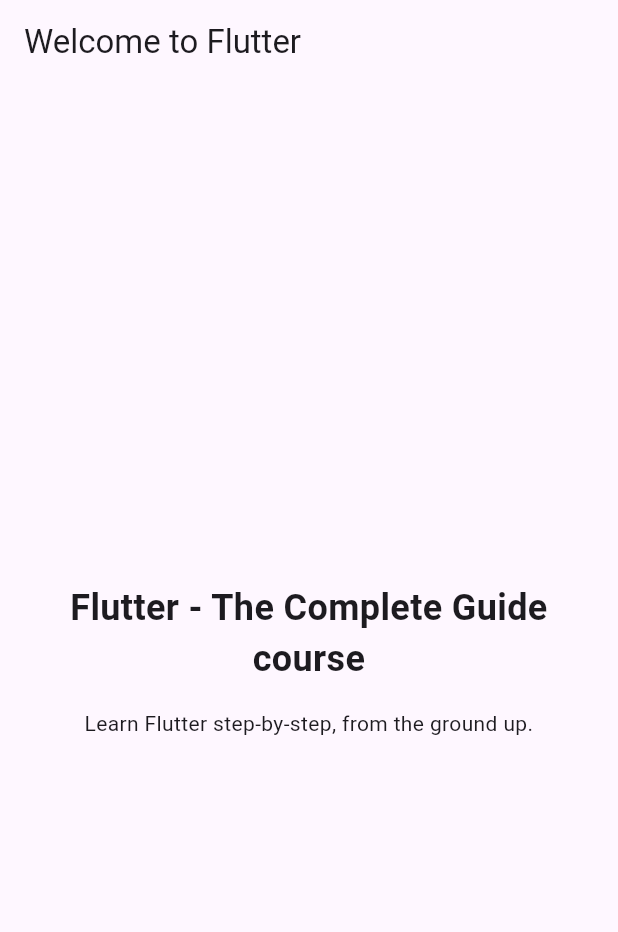
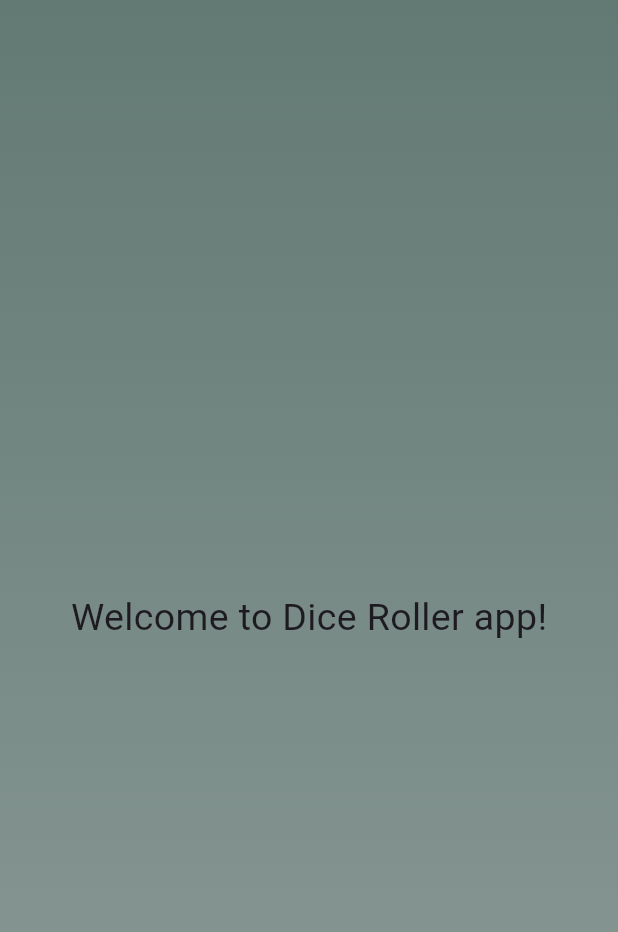
Before and after one commit to zhiharkaVal/flutter_practice, a Flutter app: the screen it shows after launch, on a phone screen of 412 x 824 dp. Shown: the top 932 px of the screen. Run offline on Flutter 3.47's test engine with Material 3 defaults, Android fonts, the light colour scheme and no system bars.

Commit message:
Initial commit for dice rolling app.

```diff
--- a/roll_dice_app/analysis_options.yaml
+++ b/roll_dice_app/analysis_options.yaml
@@ -8,6 +8,9 @@
 # The following line activates a set of recommended lints for Flutter apps,
 # packages, and plugins designed to encourage good coding practices.
 include: package:flutter_lints/flutter.yaml
+
+formatter:
+  trailing_commas: preserve
 
 linter:
   # The lint rules applied to this project can be customized in the
--- /dev/null
+++ b/roll_dice_app/lib/gradient_container.dart
@@ -0,0 +1,26 @@
+import 'package:flutter/material.dart';
+import 'package:roll_dice_app/styled_text.dart';
+
+class GradientContainer extends StatelessWidget {
+  // This is a constructor function
+  const GradientContainer({super.key});
+
+  @override
+  Widget build(context) {
+    return Container(
+      decoration: const BoxDecoration(
+        gradient: LinearGradient(
+          colors: [
+            Color.fromARGB(180, 34, 69, 57),
+            Color.fromARGB(130, 34, 69, 57),
+          ],
+          begin: Alignment.topLeft,
+          end: Alignment.bottomLeft,
+        ),
+      ),
+      child: const Center(
+        child: StyledText(),
+      ),
+    );
+  }
+}
--- a/roll_dice_app/lib/main.dart
+++ b/roll_dice_app/lib/main.dart
@@ -1,54 +1,12 @@
 import 'package:flutter/material.dart';
+import 'package:roll_dice_app/gradient_container.dart';
 
 void main() {
-  runApp(const MyApp());
+  runApp(
+    const MaterialApp(
+      home: Scaffold(
+        body: GradientContainer(),
+      ),
+    ),
+  );
 }
-
-// With Flutter, you create user interfaces by combining "widgets"
-// You'll learn all about them (and much more) throughout this course!
-class MyApp extends StatelessWidget {
-  const MyApp({super.key});
-
-  // Every custom widget must have a build() method
-  // It tells Flutter, which widgets make up your custom widget
-  // Again: You'll learn all about that throughout the course!
-  @override
-  Widget build(BuildContext context) {
-    // Below, a bunch of built-in widgets are used (provided by Flutter)
-    // They will be explained in the next sections
-    // In this course, you will, of course, not just use them a lot but
-    // also learn about many other widgets!
-    return MaterialApp(
-      title: 'Flutter First App',
-      theme: ThemeData(useMaterial3: true),
-      home: Scaffold(
-        appBar: AppBar(
-          title: const Text('Welcome to Flutter'),
-        ),
-        body: Container(
-          width: double.infinity,
-          padding: const EdgeInsets.all(12),
-          child: Column(
-            mainAxisAlignment: MainAxisAlignment.center,
-            crossAxisAlignment: CrossAxisAlignment.center,
-            children: const [
-              Text(
-                'Flutter - The Complete Guide course',
-                textAlign: TextAlign.center,
-                style: TextStyle(
-                  fontSize: 24,
-                  fontWeight: FontWeight.bold,
-                ),
-              ),
-              SizedBox(height: 16),
-              Text(
-                'Learn Flutter step-by-step, from the ground up.',
-                textAlign: TextAlign.center,
-              ),
-            ],
-          ),
-        ),
-      ),
-    );
-  }
-}
--- /dev/null
+++ b/roll_dice_app/lib/styled_text.dart
@@ -0,0 +1,13 @@
+import 'package:flutter/material.dart';
+
+class StyledText extends StatelessWidget {
+  const StyledText({super.key});
+
+  @override
+  Widget build(context) {
+    return const Text(
+      'Welcome to Dice Roller app!',
+      style: TextStyle(fontSize: 25),
+    );
+  }
+}
```
